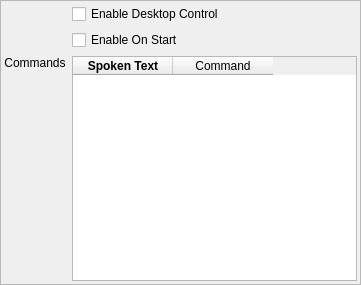
The window that res/ui/settingspane-desktopcontrol.ui (smartboyhw/speechcontrol) describes before a commit, drawn with Qt 5.
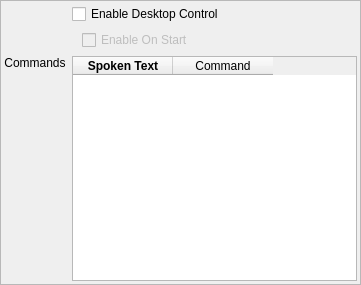
The same window after the commit.

```diff
--- a/res/ui/settingspane-desktopcontrol.ui
+++ b/res/ui/settingspane-desktopcontrol.ui
@@ -97,11 +97,34 @@
      </widget>
     </item>
     <item row="2" column="1">
+     <layout class="QHBoxLayout" name="horizontalLayout">
+      <item>
+       <spacer name="horizontalSpacer">
+        <property name="orientation">
+         <enum>Qt::Horizontal</enum>
+        </property>
+        <property name="sizeType">
+         <enum>QSizePolicy::Fixed</enum>
+        </property>
+        <property name="sizeHint" stdset="0">
+         <size>
+          <width>10</width>
+          <height>20</height>
+         </size>
+        </property>
+       </spacer>
+      </item>
+      <item>
      <widget class="QCheckBox" name="checkBoxEnableStart">
+        <property name="enabled">
+         <bool>false</bool>
+        </property>
       <property name="text">
        <string>Enable On Start</string>
       </property>
      </widget>
+      </item>
+     </layout>
     </item>
    </layout>
   </widget>
```
Lines whose indentation alone changed are shown as unchanged.
